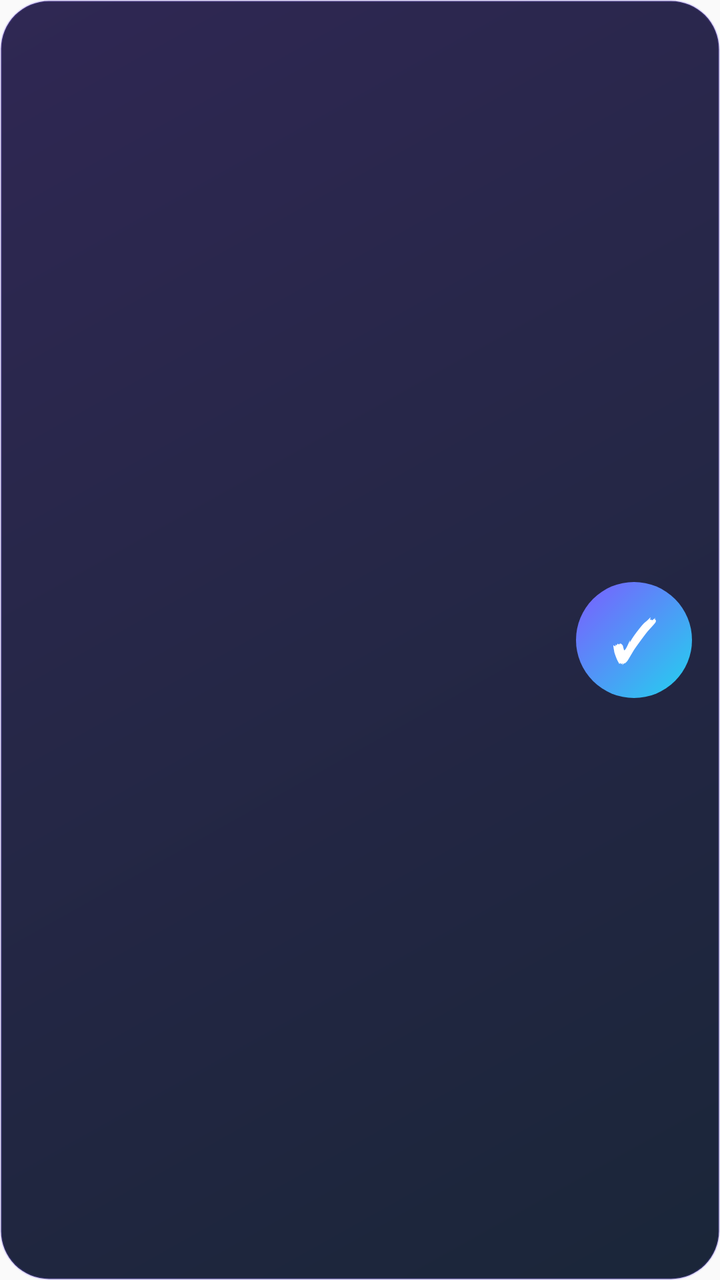
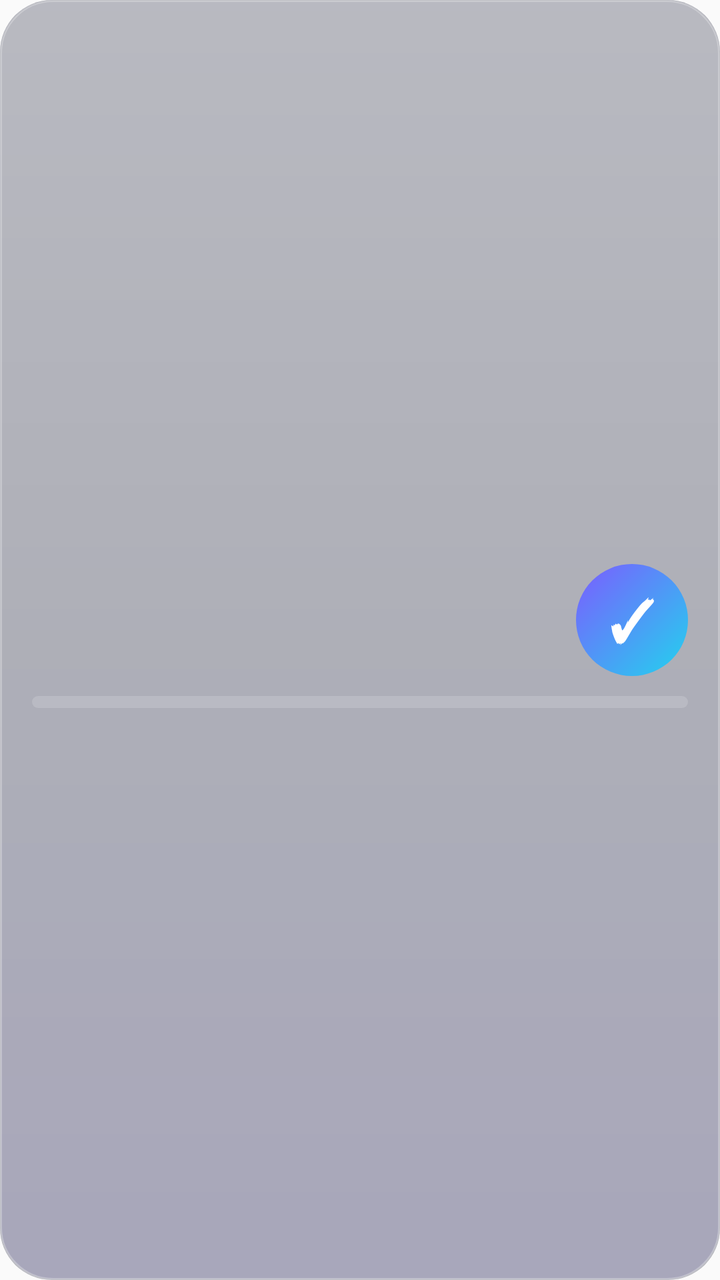

Compare the two renders of this Android layout. The source of the first and the diff that turns it into the second are given below.
<!-- AndroidManifest.xml: application theme AppTheme -->
<!-- res/layout/widget_step.xml -->
<?xml version="1.0" encoding="utf-8"?>
<ViewFlipper xmlns:android="http://schemas.android.com/apk/res/android"
    android:id="@+id/w_flip"
    android:layout_width="match_parent"
    android:layout_height="match_parent"
    android:inAnimation="@anim/w_in"
    android:outAnimation="@anim/w_out">

    <LinearLayout
        android:id="@+id/w_step_body"
        android:layout_width="match_parent"
        android:layout_height="match_parent"
        android:orientation="horizontal"
        android:gravity="center_vertical"
        android:padding="14dp"
        android:background="@drawable/widget_bg">
        <LinearLayout
            android:layout_width="0dp"
            android:layout_height="wrap_content"
            android:layout_weight="1"
            android:orientation="vertical">
            <LinearLayout android:layout_width="match_parent" android:layout_height="wrap_content" android:orientation="horizontal">
                <TextView android:id="@+id/w_s_label" android:layout_width="0dp" android:layout_weight="1" android:layout_height="wrap_content"
                    android:text="" android:textColor="#FF22D3EE" android:textSize="10sp" android:textStyle="bold"/>
                <TextView android:id="@+id/w_s_progress" android:layout_width="wrap_content" android:layout_height="wrap_content"
                    android:text="" android:textColor="#99FFFFFF" android:textSize="11sp"/>
            </LinearLayout>
            <TextView android:id="@+id/w_s_name" android:layout_width="match_parent" android:layout_height="wrap_content"
                android:text="" android:textColor="#FFFFFFFF" android:textSize="19sp" android:textStyle="bold" android:maxLines="2" android:ellipsize="end"/>
            <TextView android:id="@+id/w_s_pts" android:layout_width="wrap_content" android:layout_height="wrap_content"
                android:text="" android:textColor="#FFFBBF24" android:textSize="12sp"/>
            <TextView android:id="@+id/w_s_next" android:layout_width="match_parent" android:layout_height="wrap_content"
                android:layout_marginTop="4dp" android:text="" android:textColor="#99FFFFFF" android:textSize="11sp" android:maxLines="1" android:ellipsize="end"/>
        </LinearLayout>
        <TextView
            android:id="@+id/w_s_check"
            android:layout_width="58dp"
            android:layout_height="58dp"
            android:layout_marginStart="10dp"
            android:gravity="center"
            android:text="✓"
            android:textColor="#FFFFFFFF"
            android:textSize="28sp"
            android:textStyle="bold"
            android:background="@drawable/widget_check_btn"/>
    </LinearLayout>

    <LinearLayout
        android:layout_width="match_parent"
        android:layout_height="match_parent"
        android:orientation="vertical"
        android:gravity="center"
        android:padding="12dp"
        android:background="@drawable/widget_celebrate_bg">
        <TextView android:layout_width="wrap_content" android:layout_height="wrap_content" android:text="🎉" android:textSize="30sp"/>
        <TextView android:id="@+id/w_c_title" android:layout_width="wrap_content" android:layout_height="wrap_content"
            android:text="" android:textColor="#FFFFFFFF" android:textSize="18sp" android:textStyle="bold"/>
        <TextView android:id="@+id/w_c_name" android:layout_width="wrap_content" android:layout_height="wrap_content"
            android:text="" android:textColor="#E6FFFFFF" android:textSize="13sp" android:maxLines="1" android:ellipsize="end"/>
        <TextView android:id="@+id/w_c_next" android:layout_width="wrap_content" android:layout_height="wrap_content"
            android:layout_marginTop="4dp" android:text="" android:textColor="#B3FFFFFF" android:textSize="11sp" android:maxLines="1" android:ellipsize="end"/>
    </LinearLayout>
</ViewFlipper>
<!-- resources referenced by this layout -->
<resources>
  <!-- drawable widget_bg (drawable) -->
  <?xml version="1.0" encoding="utf-8"?>
  <shape xmlns:android="http://schemas.android.com/apk/res/android" android:shape="rectangle">
      <gradient android:angle="315" android:startColor="#F2241C4A" android:endColor="#F20E1A2E" android:type="linear"/>
      <corners android:radius="24dp"/>
      <stroke android:width="1dp" android:color="#337C5CFF"/>
  </shape>
  <!-- drawable widget_celebrate_bg (drawable) -->
  <?xml version="1.0" encoding="utf-8"?>
  <shape xmlns:android="http://schemas.android.com/apk/res/android" android:shape="rectangle">
      <gradient android:angle="315" android:startColor="#F2148A62" android:endColor="#F21B5E8A"/>
      <corners android:radius="24dp"/>
  </shape>
  <!-- drawable widget_check_btn (drawable) -->
  <?xml version="1.0" encoding="utf-8"?>
  <shape xmlns:android="http://schemas.android.com/apk/res/android" android:shape="oval">
      <gradient android:angle="315" android:startColor="#FF7C5CFF" android:endColor="#FF22D3EE"/>
  </shape>
  <style name="AppTheme" parent="Theme.AppCompat.Light.DarkActionBar">
          
          <item name="colorPrimary">@color/colorPrimary</item>
          <item name="colorPrimaryDark">@color/colorPrimaryDark</item>
          <item name="colorAccent">@color/colorAccent</item>
      </style>
</resources>

<!-- the commit's change to res/layout/widget_step.xml (unified diff, before → after) -->
@@ -1,63 +1,35 @@
 <?xml version="1.0" encoding="utf-8"?>
 <ViewFlipper xmlns:android="http://schemas.android.com/apk/res/android"
-    android:id="@+id/w_flip"
-    android:layout_width="match_parent"
-    android:layout_height="match_parent"
-    android:inAnimation="@anim/w_in"
-    android:outAnimation="@anim/w_out">
-
-    <LinearLayout
-        android:id="@+id/w_step_body"
-        android:layout_width="match_parent"
-        android:layout_height="match_parent"
-        android:orientation="horizontal"
-        android:gravity="center_vertical"
-        android:padding="14dp"
-        android:background="@drawable/widget_bg">
-        <LinearLayout
-            android:layout_width="0dp"
-            android:layout_height="wrap_content"
-            android:layout_weight="1"
-            android:orientation="vertical">
-            <LinearLayout android:layout_width="match_parent" android:layout_height="wrap_content" android:orientation="horizontal">
+    android:id="@+id/w_flip" android:layout_width="match_parent" android:layout_height="match_parent"
+    android:inAnimation="@anim/w_in" android:outAnimation="@anim/w_out">
+    <LinearLayout android:id="@+id/w_step_body" android:layout_width="match_parent" android:layout_height="match_parent"
+        android:orientation="vertical" android:gravity="center_vertical" android:padding="16dp" android:background="@drawable/widget_bg">
+        <LinearLayout android:layout_width="match_parent" android:layout_height="wrap_content" android:orientation="horizontal" android:gravity="center_vertical">
                 <TextView android:id="@+id/w_s_label" android:layout_width="0dp" android:layout_weight="1" android:layout_height="wrap_content"
-                    android:text="" android:textColor="#FF22D3EE" android:textSize="10sp" android:textStyle="bold"/>
+                    android:text="" android:textColor="#FF22D3EE" android:textSize="11sp" android:textStyle="bold" android:textDirection="firstStrong"/>
                 <TextView android:id="@+id/w_s_progress" android:layout_width="wrap_content" android:layout_height="wrap_content"
-                    android:text="" android:textColor="#99FFFFFF" android:textSize="11sp"/>
+                    android:text="" android:textColor="#B3FFFFFF" android:textSize="12sp" android:textStyle="bold"/>
             </LinearLayout>
-            <TextView android:id="@+id/w_s_name" android:layout_width="match_parent" android:layout_height="wrap_content"
-                android:text="" android:textColor="#FFFFFFFF" android:textSize="19sp" android:textStyle="bold" android:maxLines="2" android:ellipsize="end"/>
-            <TextView android:id="@+id/w_s_pts" android:layout_width="wrap_content" android:layout_height="wrap_content"
-                android:text="" android:textColor="#FFFBBF24" android:textSize="12sp"/>
-            <TextView android:id="@+id/w_s_next" android:layout_width="match_parent" android:layout_height="wrap_content"
-                android:layout_marginTop="4dp" android:text="" android:textColor="#99FFFFFF" android:textSize="11sp" android:maxLines="1" android:ellipsize="end"/>
-        </LinearLayout>
-        <TextView
-            android:id="@+id/w_s_check"
-            android:layout_width="58dp"
-            android:layout_height="58dp"
-            android:layout_marginStart="10dp"
-            android:gravity="center"
-            android:text="✓"
-            android:textColor="#FFFFFFFF"
-            android:textSize="28sp"
-            android:textStyle="bold"
-            android:background="@drawable/widget_check_btn"/>
+            <LinearLayout android:layout_width="match_parent" android:layout_height="wrap_content" android:orientation="horizontal" android:gravity="center_vertical" android:layout_marginTop="4dp">
+                <LinearLayout android:layout_width="0dp" android:layout_weight="1" android:layout_height="wrap_content" android:orientation="vertical">
+                    <TextView android:id="@+id/w_s_name" android:layout_width="match_parent" android:layout_height="wrap_content" android:textDirection="firstStrong"
+                        android:text="" android:textColor="#FFFFFFFF" android:textSize="20sp" android:textStyle="bold" android:maxLines="2" android:ellipsize="end"/>
+                    <TextView android:id="@+id/w_s_pts" android:layout_width="match_parent" android:layout_height="wrap_content" android:textDirection="firstStrong"
+                        android:text="" android:textColor="#FFFBBF24" android:textSize="13sp"/>
+                </LinearLayout>
+                <TextView android:id="@+id/w_s_check" android:layout_width="56dp" android:layout_height="56dp" android:layout_marginStart="10dp"
+                    android:gravity="center" android:text="✓" android:textColor="#FFFFFFFF" android:textSize="28sp" android:textStyle="bold" android:background="@drawable/widget_check_btn"/>
+            </LinearLayout>
+            <ProgressBar android:id="@+id/w_s_bar" style="@android:style/Widget.ProgressBar.Horizontal" android:layout_width="match_parent" android:layout_height="6dp"
+                android:layout_marginTop="10dp" android:max="100" android:progress="0" android:progressDrawable="@drawable/widget_progress"/>
+            <TextView android:id="@+id/w_s_next" android:layout_width="match_parent" android:layout_height="wrap_content" android:layout_marginTop="8dp" android:textDirection="firstStrong"
+                android:text="" android:textColor="#B3FFFFFF" android:textSize="12sp" android:maxLines="1" android:ellipsize="end"/>
     </LinearLayout>
-
-    <LinearLayout
-        android:layout_width="match_parent"
-        android:layout_height="match_parent"
-        android:orientation="vertical"
-        android:gravity="center"
-        android:padding="12dp"
-        android:background="@drawable/widget_celebrate_bg">
-        <TextView android:layout_width="wrap_content" android:layout_height="wrap_content" android:text="🎉" android:textSize="30sp"/>
-        <TextView android:id="@+id/w_c_title" android:layout_width="wrap_content" android:layout_height="wrap_content"
-            android:text="" android:textColor="#FFFFFFFF" android:textSize="18sp" android:textStyle="bold"/>
-        <TextView android:id="@+id/w_c_name" android:layout_width="wrap_content" android:layout_height="wrap_content"
-            android:text="" android:textColor="#E6FFFFFF" android:textSize="13sp" android:maxLines="1" android:ellipsize="end"/>
-        <TextView android:id="@+id/w_c_next" android:layout_width="wrap_content" android:layout_height="wrap_content"
-            android:layout_marginTop="4dp" android:text="" android:textColor="#B3FFFFFF" android:textSize="11sp" android:maxLines="1" android:ellipsize="end"/>
+    <LinearLayout android:layout_width="match_parent" android:layout_height="match_parent" android:orientation="vertical" android:gravity="center"
+        android:padding="12dp" android:background="@drawable/widget_celebrate_bg">
+        <TextView android:layout_width="wrap_content" android:layout_height="wrap_content" android:text="🎉" android:textSize="34sp"/>
+        <TextView android:id="@+id/w_c_title" android:layout_width="wrap_content" android:layout_height="wrap_content" android:text="" android:textColor="#FFFFFFFF" android:textSize="20sp" android:textStyle="bold"/>
+        <TextView android:id="@+id/w_c_name" android:layout_width="wrap_content" android:layout_height="wrap_content" android:text="" android:textColor="#E6FFFFFF" android:textSize="14sp" android:maxLines="1" android:ellipsize="end"/>
+        <TextView android:id="@+id/w_c_next" android:layout_width="wrap_content" android:layout_height="wrap_content" android:layout_marginTop="4dp" android:text="" android:textColor="#B3FFFFFF" android:textSize="12sp" android:maxLines="1" android:ellipsize="end"/>
     </LinearLayout>
 </ViewFlipper>
<!-- resource entries referenced after the edit -->
@@ -2,22 +2,43 @@
 <resources>
   <!-- drawable widget_bg (drawable) -->
   <?xml version="1.0" encoding="utf-8"?>
-  <shape xmlns:android="http://schemas.android.com/apk/res/android" android:shape="rectangle">
-      <gradient android:angle="315" android:startColor="#F2241C4A" android:endColor="#F20E1A2E" android:type="linear"/>
-      <corners android:radius="24dp"/>
-      <stroke android:width="1dp" android:color="#337C5CFF"/>
-  </shape>
+  <layer-list xmlns:android="http://schemas.android.com/apk/res/android">
+      <item>
+          <shape android:shape="rectangle">
+              <solid android:color="#59121630"/>
+              <corners android:radius="26dp"/>
+          </shape>
+      </item>
+      <item>
+          <shape android:shape="rectangle">
+              <gradient android:angle="300" android:startColor="#2EFFFFFF" android:centerColor="#0FFFFFFF" android:endColor="#1A9C88FF" android:type="linear"/>
+              <corners android:radius="26dp"/>
+              <stroke android:width="1dp" android:color="#47FFFFFF"/>
+          </shape>
+      </item>
+  </layer-list>
   <!-- drawable widget_celebrate_bg (drawable) -->
   <?xml version="1.0" encoding="utf-8"?>
   <shape xmlns:android="http://schemas.android.com/apk/res/android" android:shape="rectangle">
-      <gradient android:angle="315" android:startColor="#F2148A62" android:endColor="#F21B5E8A"/>
-      <corners android:radius="24dp"/>
+      <gradient android:angle="300" android:startColor="#CC148A62" android:endColor="#CC1B5E8A"/>
+      <corners android:radius="26dp"/>
+      <stroke android:width="1dp" android:color="#59FFFFFF"/>
   </shape>
   <!-- drawable widget_check_btn (drawable) -->
   <?xml version="1.0" encoding="utf-8"?>
   <shape xmlns:android="http://schemas.android.com/apk/res/android" android:shape="oval">
       <gradient android:angle="315" android:startColor="#FF7C5CFF" android:endColor="#FF22D3EE"/>
   </shape>
+  <!-- drawable widget_progress (drawable) -->
+  <?xml version="1.0" encoding="utf-8"?>
+  <layer-list xmlns:android="http://schemas.android.com/apk/res/android">
+      <item android:id="@android:id/background">
+          <shape><solid android:color="#26FFFFFF"/><corners android:radius="4dp"/></shape>
+      </item>
+      <item android:id="@android:id/progress">
+          <clip><shape><gradient android:angle="0" android:startColor="#FF34D399" android:endColor="#FF22D3EE"/><corners android:radius="4dp"/></shape></clip>
+      </item>
+  </layer-list>
   <style name="AppTheme" parent="Theme.AppCompat.Light.DarkActionBar">
           
           <item name="colorPrimary">@color/colorPrimary</item>
